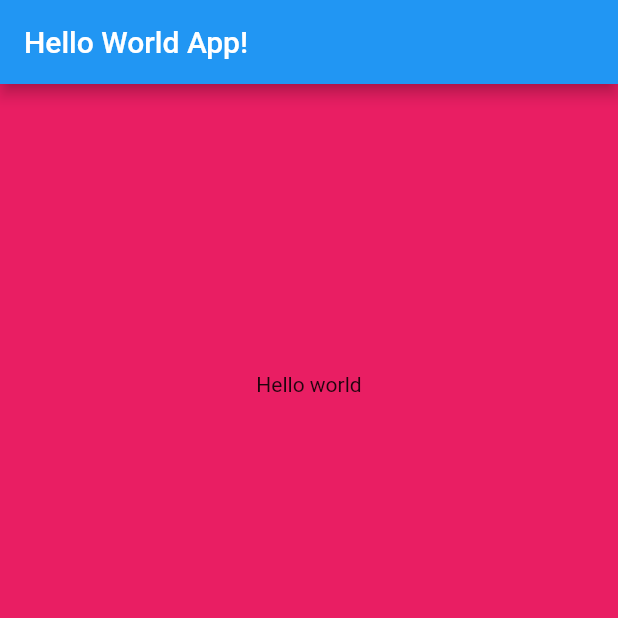
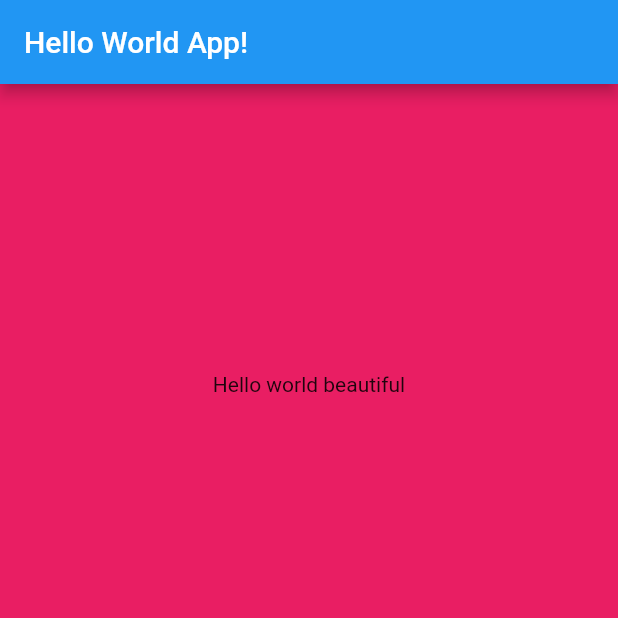
Before and after one commit to gingercat98/hello_world_flutter, a Flutter app: the screen it shows after launch, on a phone screen of 412 x 824 dp, the top half of it. Run offline on Flutter 3.47's test engine with Material 2 defaults, Android fonts, the phone set to English and light mode, and no system bars.

Commit message:
Change the word

```diff
--- a/lib/main.dart
+++ b/lib/main.dart
@@ -35,7 +35,7 @@ class MyHomePage extends StatelessWidget {
             ),
             child: Center(
               child: Text(
-                'Hello world',
+                'Hello world beautiful',
               ),
             ),
           ),
```
